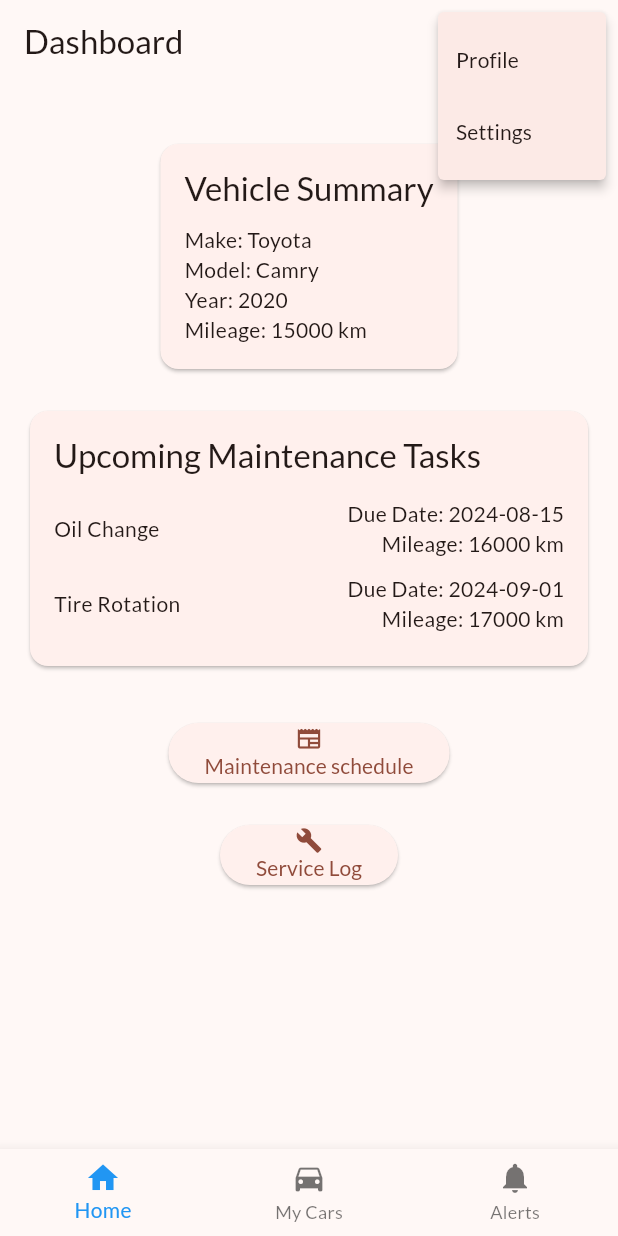
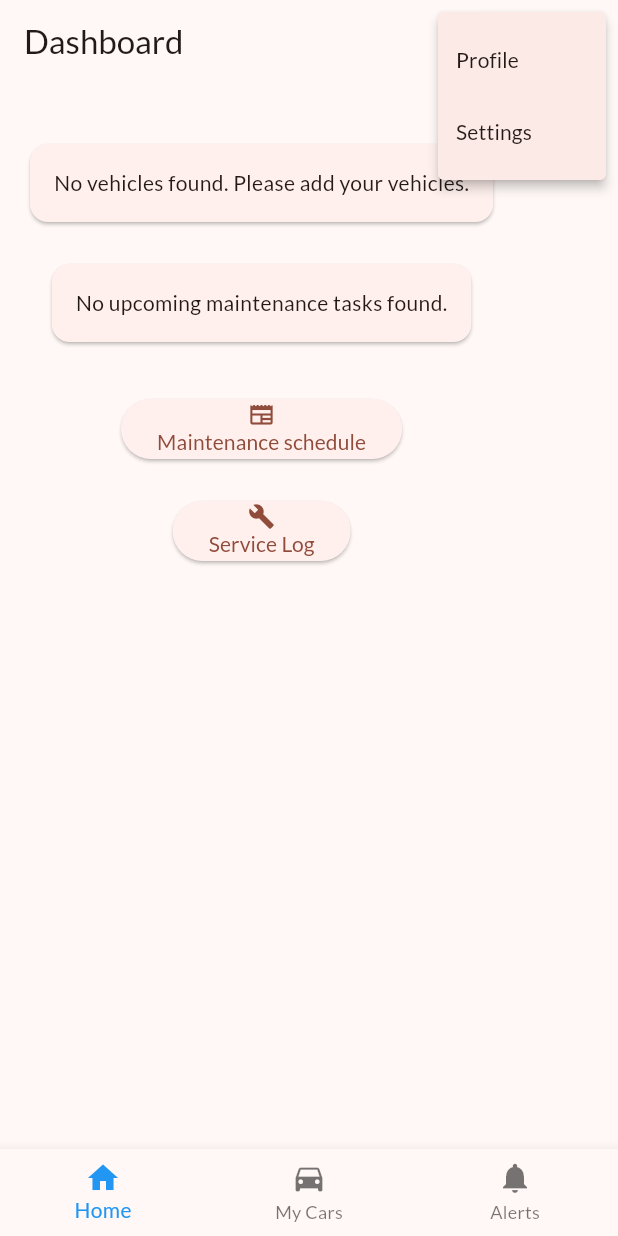
Before and after one commit to GH05T0302/Flutter-Car-App, a Flutter app: the Dashboard screen opened by its route, after a tap on the "account circle" icon, on a phone screen of 412 x 824 dp. Run offline on Flutter 3.47's test engine with Material 3 defaults, Android fonts, the light colour scheme and no system bars; our stand-ins replace cloud_firestore, firebase_auth, firebase_core, firebase_messaging, flutter_local_notifications, fluttertoast and 3 more; accounts and stored records are empty.

Commit message:
Updated vehicle summary and maintenance schedule in dashboard

```diff
--- a/lib/Screens/dashboard.dart
+++ b/lib/Screens/dashboard.dart
@@ -1,5 +1,5 @@
 import 'package:flutter/material.dart';
-import 'package:ggt_assignment/Firebase_Auth/firebase_auth_services.dart';
+import 'package:ggt_assignment/Firebase_Auth/auth_provider.dart';
 import 'package:ggt_assignment/Screens/login.dart';
 import 'package:ggt_assignment/Screens/settingsScreen.dart';
 import 'package:ggt_assignment/themeProvider.dart';
@@ -10,11 +10,23 @@
 import 'package:ggt_assignment/History/service_log_screen.dart';
 import 'package:ggt_assignment/reminder/reminder_screen.dart';
 import 'package:ggt_assignment/Screens/ProfileScreen.dart';
-import 'package:shared_preferences/shared_preferences.dart';
+import 'package:ggt_assignment/vehicleProvider.dart';
+import 'package:ggt_assignment/Maintenance/maintenance_provider.dart';
+import 'package:intl/intl.dart';
 
 class Dashboard extends StatelessWidget {
   @override
   Widget build(BuildContext context) {
+    final authProvider = Provider.of<AuthProvider>(context);
+    final vehicleProvider = Provider.of<VehicleProvider>(context);
+    final maintenanceProvider = Provider.of<MaintenanceProvider>(context);
+
+    // Fetch vehicles and maintenance tasks for the current user
+    if (authProvider.user != null) {
+      vehicleProvider.fetchVehicles();
+      maintenanceProvider.fetchTasks();
+    }
+
     return Scaffold(
       appBar: AppBar(
         title: Text('Dashboard'),
@@ -36,14 +48,9 @@
           child: Column(
             children: [
               SizedBox(height: 20),
-              VehicleSummary(
-                make: 'Toyota',
-                model: 'Camry',
-                year: 2020,
-                mileage: 15000,
-              ),
+              VehicleSummary(vehicleProvider: vehicleProvider),
               SizedBox(height: 20),
-              UpcomingMaintenanceTasks(),
+              UpcomingMaintenanceTasks(maintenanceProvider: maintenanceProvider),
               SizedBox(height: 20),
               QuickAccessFeatures(),
             ],
@@ -75,21 +82,29 @@
 }
 
 class VehicleSummary extends StatelessWidget {
-  final String make;
-  final String model;
-  final int year;
-  final int mileage;
+  final VehicleProvider vehicleProvider;
 
-  VehicleSummary({
-    required this.make,
-    required this.model,
-    required this.year,
-    required this.mileage,
-  });
+  VehicleSummary({required this.vehicleProvider});
 
   @override
   Widget build(BuildContext context) {
     final textStyle = getCustomTextStyle(context);
+
+    // Check if there are any vehicles
+    if (vehicleProvider.vehicles.isEmpty) {
+      return Card(
+        child: Padding(
+          padding: EdgeInsets.all(16.0),
+          child: Text(
+            'No vehicles found. Please add your vehicles.',
+            style: textStyle,
+          ),
+        ),
+      );
+    }
+
+    // Display the details of the first vehicle (or change this logic as needed)
+    final vehicle = vehicleProvider.vehicles.first;
 
     return Card(
       child: Padding(
@@ -98,14 +113,14 @@
           crossAxisAlignment: CrossAxisAlignment.start,
           children: [
             Text(
-              'Vehicle Summary',
+              'Main Vehicle Summary',
               style: Theme.of(context).textTheme.titleLarge?.copyWith(color: Theme.of(context).colorScheme.onSurface),
             ),
             SizedBox(height: 10),
-            Text('Make: $make', style: textStyle),
-            Text('Model: $model', style: textStyle),
-            Text('Year: $year', style: textStyle),
-            Text('Mileage: $mileage km', style: textStyle),
+            Text('Make: ${vehicle.make}', style: textStyle),
+            Text('Model: ${vehicle.model}', style: textStyle),
+            Text('Year: ${vehicle.year}', style: textStyle),
+            Text('Mileage: ${vehicle.mileage} km', style: textStyle),
           ],
         ),
       ),
@@ -114,9 +129,25 @@
 }
 
 class UpcomingMaintenanceTasks extends StatelessWidget {
+  final MaintenanceProvider maintenanceProvider;
+
+  UpcomingMaintenanceTasks({required this.maintenanceProvider});
+
   @override
   Widget build(BuildContext context) {
     final textStyle = getCustomTextStyle(context);
+
+    if (maintenanceProvider.tasks.isEmpty) {
+      return Card(
+        child: Padding(
+          padding: EdgeInsets.all(16.0),
+          child: Text(
+            'No upcoming maintenance tasks found.',
+            style: textStyle,
+          ),
+        ),
+      );
+    }
 
     return Card(
       child: Padding(
@@ -129,17 +160,15 @@
               style: Theme.of(context).textTheme.titleLarge?.copyWith(color: Theme.of(context).colorScheme.onSurface),
             ),
             SizedBox(height: 10),
-            MaintenanceTaskItem(
-              task: 'Oil Change',
-              dueDate: '2024-08-15',
-              mileage: 16000,
-              textStyle: textStyle,
-            ),
-            MaintenanceTaskItem(
-              task: 'Tire Rotation',
-              dueDate: '2024-09-01',
-              mileage: 17000,
-              textStyle: textStyle,
+            Column(
+              children: maintenanceProvider.tasks.map((task) {
+                return MaintenanceTaskItem(
+                  task: task.task,
+                  dueDate: DateFormat('yyyy-MM-dd').format(task.dueDate),
+                  mileage: task.mileage,
+                  textStyle: textStyle,
+                );
+              }).toList(),
             ),
           ],
         ),
```
